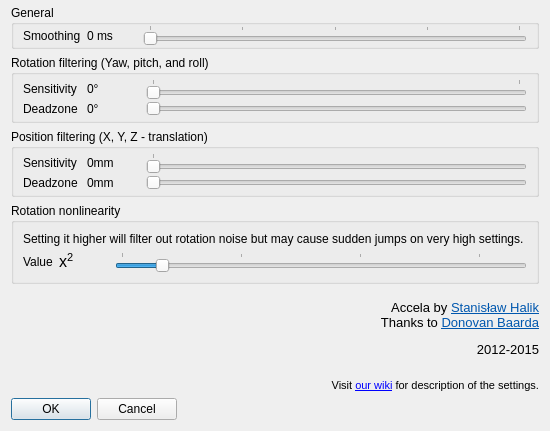
This is filter-accela/ftnoir_accela_filtercontrols.ui in opentrack/opentrack as Qt 5 draws it before an edit. The edited form follows.
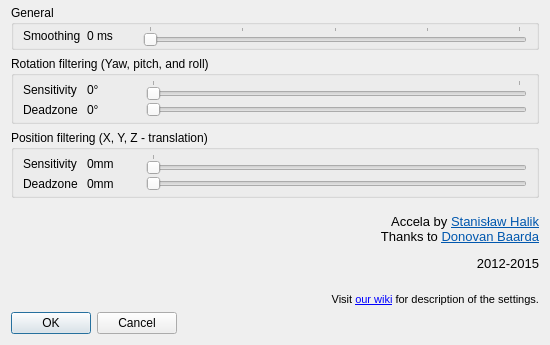
This is the edited form. Icons and pictures are not drawn.

Commit message: filter/accela: kill rotation nonlinearity

The edit to the form file:
```diff
--- a/filter-accela/ftnoir_accela_filtercontrols.ui
+++ b/filter-accela/ftnoir_accela_filtercontrols.ui
@@ -10,7 +10,7 @@
     <x>0</x>
     <y>0</y>
     <width>550</width>
-    <height>431</height>
+    <height>345</height>
    </rect>
   </property>
   <property name="sizePolicy">
@@ -36,67 +36,62 @@
    <property name="topMargin">
     <number>5</number>
    </property>
-   <item row="0" column="0">
-    <widget class="QGroupBox" name="groupBox66">
-     <property name="title">
-      <string>General</string>
+   <item row="3" column="0">
+    <widget class="QLabel" name="label_9">
+     <property name="sizePolicy">
+      <sizepolicy hsizetype="Minimum" vsizetype="Maximum">
+       <horstretch>0</horstretch>
+       <verstretch>0</verstretch>
+      </sizepolicy>
      </property>
-     <layout class="QHBoxLayout" name="horizontalLayout">
-      <property name="topMargin">
-       <number>0</number>
-      </property>
-      <property name="bottomMargin">
-       <number>0</number>
-      </property>
-      <item>
-       <widget class="QLabel" name="label_2">
+     <property name="font">
+      <font>
+       <pointsize>7</pointsize>
+      </font>
+     </property>
+     <property name="frameShape">
+      <enum>QFrame::NoFrame</enum>
+     </property>
         <property name="text">
-         <string>Smoothing</string>
-        </property>
-       </widget>
-      </item>
-      <item>
-       <widget class="QLabel" name="ewma_label">
-        <property name="minimumSize">
-         <size>
-          <width>50</width>
-          <height>0</height>
-         </size>
-        </property>
-        <property name="text">
-         <string>0 ms</string>
-        </property>
-       </widget>
-      </item>
-      <item>
-       <widget class="QSlider" name="ewma_slider">
-        <property name="sizePolicy">
-         <sizepolicy hsizetype="Expanding" vsizetype="Maximum">
-          <horstretch>0</horstretch>
-          <verstretch>0</verstretch>
-         </sizepolicy>
-        </property>
-        <property name="minimum">
+      <string>&lt;html&gt;&lt;head/&gt;&lt;body&gt;&lt;p align=&quot;right&quot;&gt;&lt;br/&gt;&lt;span style=&quot; font-size:10pt;&quot;&gt;Accela by &lt;/span&gt;&lt;a href=&quot;https://github.com/sthalik&quot;&gt;&lt;span style=&quot; font-size:10pt; text-decoration: underline; color:#0057ae;&quot;&gt;Stanisław Halik&lt;/span&gt;&lt;/a&gt;&lt;span style=&quot; font-size:10pt;&quot;&gt;&lt;br/&gt;Thanks to &lt;/span&gt;&lt;a href=&quot;https://github.com/dbaarda&quot;&gt;&lt;span style=&quot; font-size:10pt; text-decoration: underline; color:#0057ae;&quot;&gt;Donovan Baarda&lt;/span&gt;&lt;/a&gt;&lt;/p&gt;&lt;p align=&quot;right&quot;&gt;&lt;span style=&quot; font-size:10pt;&quot;&gt;2012-2015&lt;/span&gt;&lt;/p&gt;&lt;p align=&quot;right&quot;&gt;&lt;br/&gt;&lt;span style=&quot; font-size:8pt;&quot;&gt;Visit &lt;/span&gt;&lt;a href=&quot;https://github.com/opentrack/opentrack/wiki/Accela-in-opentrack-2.3&quot;&gt;&lt;span style=&quot; font-size:8pt; text-decoration: underline; color:#0000ff;&quot;&gt;our wiki&lt;/span&gt;&lt;/a&gt;&lt;span style=&quot; font-size:8pt;&quot;&gt; for description of the settings.&lt;/span&gt;&lt;/p&gt;&lt;/body&gt;&lt;/html&gt;</string>
+     </property>
+     <property name="textFormat">
+      <enum>Qt::RichText</enum>
+     </property>
+     <property name="scaledContents">
+      <bool>false</bool>
+     </property>
+     <property name="alignment">
+      <set>Qt::AlignRight|Qt::AlignTrailing|Qt::AlignVCenter</set>
+     </property>
+     <property name="wordWrap">
+      <bool>true</bool>
+     </property>
+     <property name="margin">
          <number>0</number>
         </property>
-        <property name="maximum">
-         <number>20</number>
-        </property>
-        <property name="pageStep">
-         <number>1</number>
-        </property>
-        <property name="orientation">
-         <enum>Qt::Horizontal</enum>
-        </property>
-        <property name="tickPosition">
-         <enum>QSlider::TicksAbove</enum>
-        </property>
-        <property name="tickInterval">
-         <number>5</number>
-        </property>
-       </widget>
-      </item>
-     </layout>
+     <property name="indent">
+      <number>0</number>
+     </property>
+     <property name="openExternalLinks">
+      <bool>true</bool>
+     </property>
+     <property name="textInteractionFlags">
+      <set>Qt::LinksAccessibleByKeyboard|Qt::LinksAccessibleByMouse|Qt::TextBrowserInteraction|Qt::TextSelectableByKeyboard|Qt::TextSelectableByMouse</set>
+     </property>
+    </widget>
+   </item>
+   <item row="4" column="0">
+    <widget class="QDialogButtonBox" name="buttonBox">
+     <property name="sizePolicy">
+      <sizepolicy hsizetype="Maximum" vsizetype="Maximum">
+       <horstretch>0</horstretch>
+       <verstretch>0</verstretch>
+      </sizepolicy>
+     </property>
+     <property name="standardButtons">
+      <set>QDialogButtonBox::Cancel|QDialogButtonBox::Ok</set>
+     </property>
     </widget>
    </item>
    <item row="2" column="0">
@@ -339,73 +334,40 @@
      </layout>
     </widget>
    </item>
-   <item row="3" column="0">
-    <widget class="QGroupBox" name="groupBox">
+   <item row="0" column="0">
+    <widget class="QGroupBox" name="groupBox66">
      <property name="title">
-      <string>Rotation nonlinearity</string>
+      <string>General</string>
      </property>
-     <layout class="QVBoxLayout" name="verticalLayout">
-      <item>
-       <widget class="QLabel" name="label_5">
-        <property name="text">
-         <string>Setting it higher will filter out rotation noise but may cause sudden jumps on very high settings.</string>
-        </property>
-        <property name="wordWrap">
-         <bool>true</bool>
-        </property>
-       </widget>
-      </item>
-      <item>
-       <widget class="QFrame" name="frame">
-        <property name="frameShape">
-         <enum>QFrame::NoFrame</enum>
-        </property>
-        <property name="frameShadow">
-         <enum>QFrame::Raised</enum>
-        </property>
-        <layout class="QHBoxLayout" name="horizontalLayout_2">
-         <property name="spacing">
-          <number>6</number>
-         </property>
-         <property name="leftMargin">
-          <number>0</number>
-         </property>
+     <layout class="QHBoxLayout" name="horizontalLayout">
          <property name="topMargin">
           <number>0</number>
          </property>
-         <property name="rightMargin">
-          <number>0</number>
-         </property>
          <property name="bottomMargin">
           <number>0</number>
          </property>
          <item>
-          <widget class="QLabel" name="label_3">
+       <widget class="QLabel" name="label_2">
            <property name="text">
-            <string>Value</string>
+         <string>Smoothing</string>
            </property>
           </widget>
          </item>
          <item>
-          <widget class="QLabel" name="rot_nl">
+       <widget class="QLabel" name="ewma_label">
            <property name="minimumSize">
             <size>
              <width>50</width>
              <height>0</height>
             </size>
            </property>
-           <property name="font">
-            <font>
-             <pointsize>12</pointsize>
-            </font>
-           </property>
            <property name="text">
-            <string>&lt;html&gt;&lt;head/&gt;&lt;body&gt;&lt;p&gt;x&lt;span style=&quot; vertical-align:super;&quot;&gt;2&lt;/span&gt;&lt;/p&gt;&lt;/body&gt;&lt;/html&gt;</string>
+         <string>0 ms</string>
            </property>
           </widget>
          </item>
          <item>
-          <widget class="QSlider" name="rot_nl_slider">
+       <widget class="QSlider" name="ewma_slider">
            <property name="sizePolicy">
             <sizepolicy hsizetype="Expanding" vsizetype="Maximum">
              <horstretch>0</horstretch>
@@ -416,14 +378,11 @@
             <number>0</number>
            </property>
            <property name="maximum">
-            <number>10</number>
+         <number>20</number>
            </property>
            <property name="pageStep">
             <number>1</number>
            </property>
-           <property name="value">
-            <number>1</number>
-           </property>
            <property name="orientation">
             <enum>Qt::Horizontal</enum>
            </property>
@@ -431,72 +390,11 @@
             <enum>QSlider::TicksAbove</enum>
            </property>
            <property name="tickInterval">
-            <number>3</number>
+         <number>5</number>
            </property>
           </widget>
          </item>
         </layout>
-       </widget>
-      </item>
-     </layout>
-    </widget>
-   </item>
-   <item row="4" column="0">
-    <widget class="QLabel" name="label_9">
-     <property name="sizePolicy">
-      <sizepolicy hsizetype="Minimum" vsizetype="Maximum">
-       <horstretch>0</horstretch>
-       <verstretch>0</verstretch>
-      </sizepolicy>
-     </property>
-     <property name="font">
-      <font>
-       <pointsize>7</pointsize>
-      </font>
-     </property>
-     <property name="frameShape">
-      <enum>QFrame::NoFrame</enum>
-     </property>
-     <property name="text">
-      <string>&lt;html&gt;&lt;head/&gt;&lt;body&gt;&lt;p align=&quot;right&quot;&gt;&lt;br/&gt;&lt;span style=&quot; font-size:10pt;&quot;&gt;Accela by &lt;/span&gt;&lt;a href=&quot;https://github.com/sthalik&quot;&gt;&lt;span style=&quot; font-size:10pt; text-decoration: underline; color:#0057ae;&quot;&gt;Stanisław Halik&lt;/span&gt;&lt;/a&gt;&lt;span style=&quot; font-size:10pt;&quot;&gt;&lt;br/&gt;Thanks to &lt;/span&gt;&lt;a href=&quot;https://github.com/dbaarda&quot;&gt;&lt;span style=&quot; font-size:10pt; text-decoration: underline; color:#0057ae;&quot;&gt;Donovan Baarda&lt;/span&gt;&lt;/a&gt;&lt;/p&gt;&lt;p align=&quot;right&quot;&gt;&lt;span style=&quot; font-size:10pt;&quot;&gt;2012-2015&lt;/span&gt;&lt;/p&gt;&lt;p align=&quot;right&quot;&gt;&lt;br/&gt;&lt;span style=&quot; font-size:8pt;&quot;&gt;Visit &lt;/span&gt;&lt;a href=&quot;https://github.com/opentrack/opentrack/wiki/Accela-in-opentrack-2.3&quot;&gt;&lt;span style=&quot; font-size:8pt; text-decoration: underline; color:#0000ff;&quot;&gt;our wiki&lt;/span&gt;&lt;/a&gt;&lt;span style=&quot; font-size:8pt;&quot;&gt; for description of the settings.&lt;/span&gt;&lt;/p&gt;&lt;/body&gt;&lt;/html&gt;</string>
-     </property>
-     <property name="textFormat">
-      <enum>Qt::RichText</enum>
-     </property>
-     <property name="scaledContents">
-      <bool>false</bool>
-     </property>
-     <property name="alignment">
-      <set>Qt::AlignRight|Qt::AlignTrailing|Qt::AlignVCenter</set>
-     </property>
-     <property name="wordWrap">
-      <bool>true</bool>
-     </property>
-     <property name="margin">
-      <number>0</number>
-     </property>
-     <property name="indent">
-      <number>0</number>
-     </property>
-     <property name="openExternalLinks">
-      <bool>true</bool>
-     </property>
-     <property name="textInteractionFlags">
-      <set>Qt::LinksAccessibleByKeyboard|Qt::LinksAccessibleByMouse|Qt::TextBrowserInteraction|Qt::TextSelectableByKeyboard|Qt::TextSelectableByMouse</set>
-     </property>
-    </widget>
-   </item>
-   <item row="5" column="0">
-    <widget class="QDialogButtonBox" name="buttonBox">
-     <property name="sizePolicy">
-      <sizepolicy hsizetype="Maximum" vsizetype="Maximum">
-       <horstretch>0</horstretch>
-       <verstretch>0</verstretch>
-      </sizepolicy>
-     </property>
-     <property name="standardButtons">
-      <set>QDialogButtonBox::Cancel|QDialogButtonBox::Ok</set>
-     </property>
     </widget>
    </item>
   </layout>
```
Left out of the diff: 1 changed line with no effect on the pictures. Lines whose indentation alone changed are shown as unchanged. The commit also changes 4 other files.
